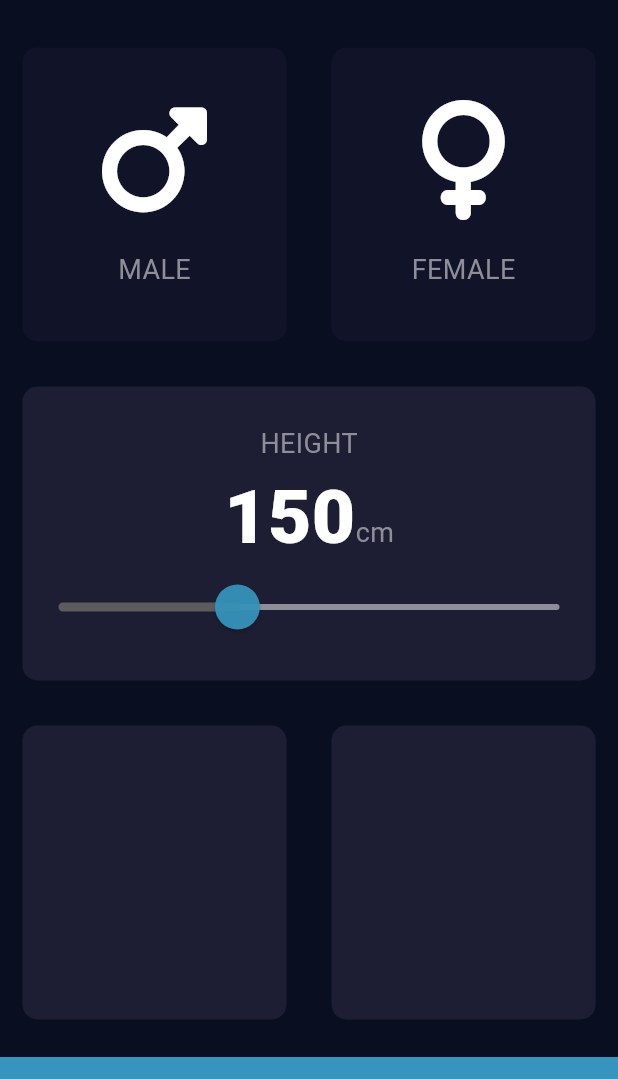
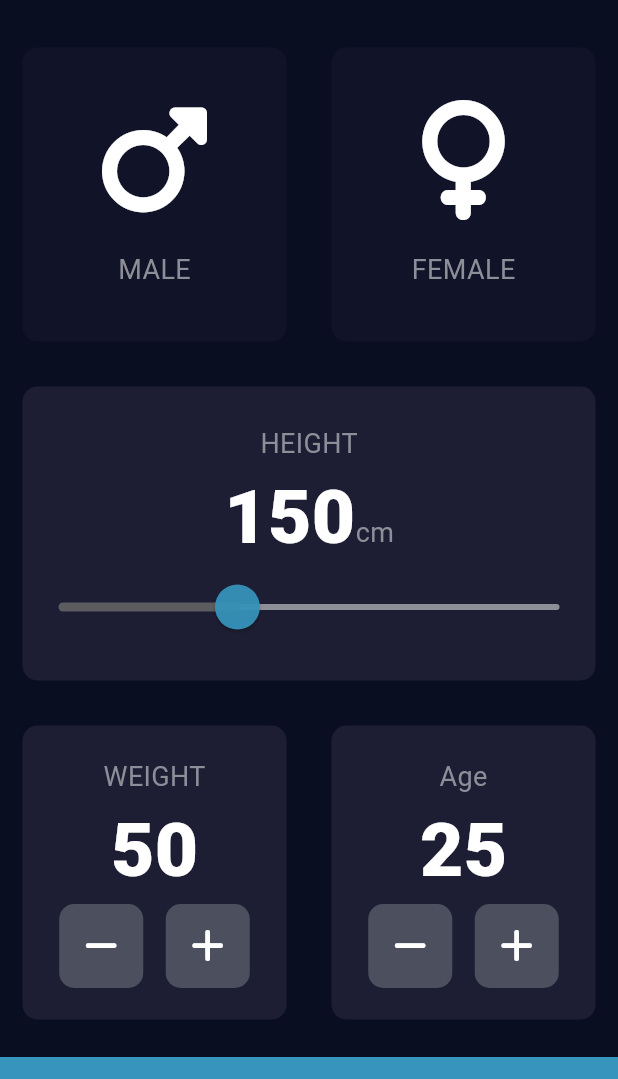
Before and after one commit to tyagi-achint/Flutter_BMI_Calculator, a Flutter app: the screen it shows after launch, on a phone screen of 412 x 824 dp, the part 59-1138 px from its top. Run offline on Flutter 3.47's test engine with Material 3 defaults, Android fonts, the phone set to English and light mode, and no system bars; our stand-ins replace font_awesome_flutter.

```diff
--- /dev/null
+++ b/lib/icon_button.dart
@@ -0,0 +1,24 @@
+import 'package:flutter/material.dart';
+
+class RoundIconButton extends StatelessWidget {
+  RoundIconButton({required this.iconChild, this.onPressIconButton});
+
+  final IconData iconChild;
+  final VoidCallback? onPressIconButton;
+
+  @override
+  Widget build(BuildContext context) {
+    return RawMaterialButton(
+      child: Icon(
+        iconChild,
+        color: Color(0xFFFFFFFF),
+        size: 25,
+      ),
+      onPressed: onPressIconButton,
+      elevation: 0,
+      constraints: BoxConstraints.tightFor(width: 56.0, height: 56),
+      shape: RoundedRectangleBorder(borderRadius: BorderRadius.circular(10)),
+      fillColor: Color(0xFF4C4F5E),
+    );
+  }
+}
--- a/lib/input_page.dart
+++ b/lib/input_page.dart
@@ -3,6 +3,7 @@ import 'package:font_awesome_flutter/font_awesome_flutter.dart';
 import 'icon_content.dart';
 import 'reusable_card.dart';
 import 'constants.dart';
+import 'icon_button.dart';
 
 enum Gender { Male, Female }
 
@@ -14,6 +15,8 @@ class InputPage extends StatefulWidget {
 class _InputPageState extends State<InputPage> {
   var selectedGender;
   int height = 150;
+  int weight = 50;
+  int age = 25;
 
   @override
   Widget build(BuildContext context) {
@@ -106,11 +109,81 @@ class _InputPageState extends State<InputPage> {
                 Expanded(
                   child: ReusableCard(
                     containerColor: kActiveCardColor,
+                    cardChild: Column(
+                      mainAxisAlignment: MainAxisAlignment.center,
+                      children: <Widget>[
+                        Text(
+                          "WEIGHT",
+                          style: kLabelStyle,
+                        ),
+                        Text(
+                          weight.toString(),
+                          style: kNumberTextStyle,
+                        ),
+                        Row(
+                          mainAxisAlignment: MainAxisAlignment.center,
+                          children: <Widget>[
+                            RoundIconButton(
+                                onPressIconButton: () {
+                                  setState(() {
+                                    weight--;
+                                  });
+                                },
+                                iconChild: FontAwesomeIcons.minus),
+                            SizedBox(
+                              width: 15,
+                            ),
+                            RoundIconButton(
+                                onPressIconButton: () {
+                                  setState(() {
+                                    weight++;
+                                  });
+                                },
+                                iconChild: FontAwesomeIcons.plus)
+                          ],
+                        )
+                      ],
+                    ),
                   ),
                 ),
                 Expanded(
                   child: ReusableCard(
                     containerColor: kActiveCardColor,
+                    cardChild: Column(
+                      mainAxisAlignment: MainAxisAlignment.center,
+                      children: <Widget>[
+                        Text(
+                          "Age",
+                          style: kLabelStyle,
+                        ),
+                        Text(
+                          age.toString(),
+                          style: kNumberTextStyle,
+                        ),
+                        Row(
+                          mainAxisAlignment: MainAxisAlignment.center,
+                          children: <Widget>[
+                            RoundIconButton(
+                                onPressIconButton: () {
+                                  setState(() {
+                                    age--;
+                                  });
+                                },
+                                iconChild: FontAwesomeIcons.minus),
+                            SizedBox(
+                              width: 15,
+                            ),
+                            RoundIconButton(
+                                onPressIconButton: () {
+                                  setState(() {
+                                    age++;
+                                  });
+                                },
+                                iconChild: FontAwesomeIcons.plus)
+                          ],
+                        )
+                      ],
+                    ),
                   ),
                 ),
               ],
```
